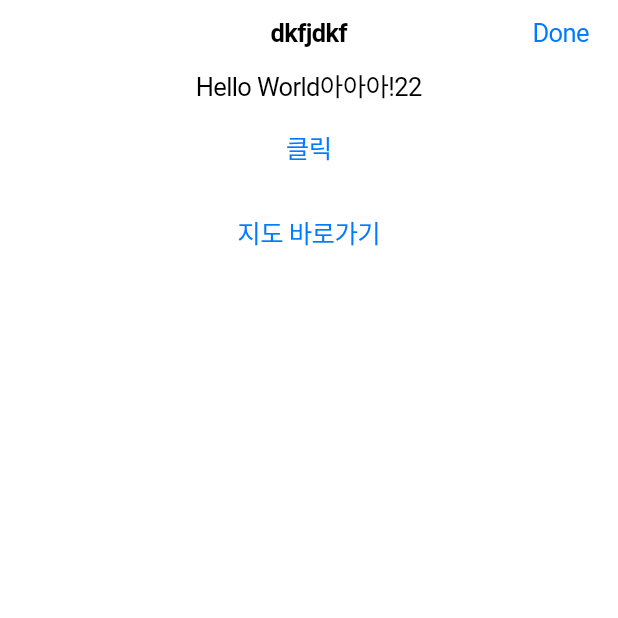
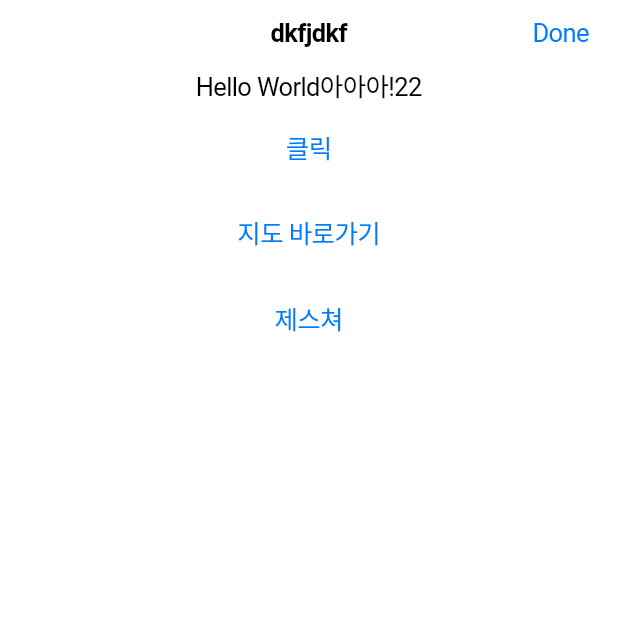
Before and after one commit to iinow/flutter_boilerplate, a Flutter app: the screen it shows after launch, on a phone screen of 412 x 824 dp, the top half of it. Run offline on Flutter 3.47's test engine with Material 2 defaults, Android fonts, the phone set to English and light mode, and no system bars; our stand-ins replace faker, flutter_dotenv, geolocator, get, get_it, google_maps_flutter and 2 more; generated files the repository leaves out were written again.

```diff
--- a/lib/main.dart
+++ b/lib/main.dart
@@ -2,6 +2,7 @@ import 'dart:developer' as dev;
 import 'dart:core';
 
 import 'package:flutter/cupertino.dart';
+import 'package:flutter/material.dart';
 import 'package:flutter_example/common/constants.dart';
 import 'package:flutter_example/common/config/index.dart' as config;
 import 'package:flutter_example/route/router.dart' as router;
--- a/lib/route/router.dart
+++ b/lib/route/router.dart
@@ -1,12 +1,16 @@
 import 'package:flutter/cupertino.dart';
 import 'package:flutter_example/screens/home.dart';
 import 'package:flutter_example/screens/map.dart' as g_map;
+import 'package:flutter_example/screens/swipe.dart';
+import 'package:flutter_example/screens/swipe2.dart';
 
 const defaultRoutePath = '/';
 
 Map<String, WidgetBuilder> getRouteMap() {
   return {
     '/': (context) => const Home(),
-    '/maps': (context) => const g_map.Map()
+    '/maps': (context) => const g_map.Map(),
+    '/swipe': (context) => const Swipe(),
+    '/swipe2': (context) => const Swipe2(),
   };
 }
--- a/lib/screens/home.dart
+++ b/lib/screens/home.dart
@@ -43,7 +43,13 @@ class Home extends StatelessWidget {
               onPressed: () {
                 Get.toNamed('/maps');
               },
-            )
+            ),
+            CupertinoButton(
+              child: const Text('제스쳐'),
+              onPressed: () {
+                Get.toNamed('/swipe');
+              },
+            ),
           ],
         ),
       ),
```
Also changed, not shown: lib/screens/map.dart (+13 -0 lines), lib/screens/swipe.dart (added, +38 -0 lines), lib/screens/swipe2.dart (added, +10 -0 lines).
